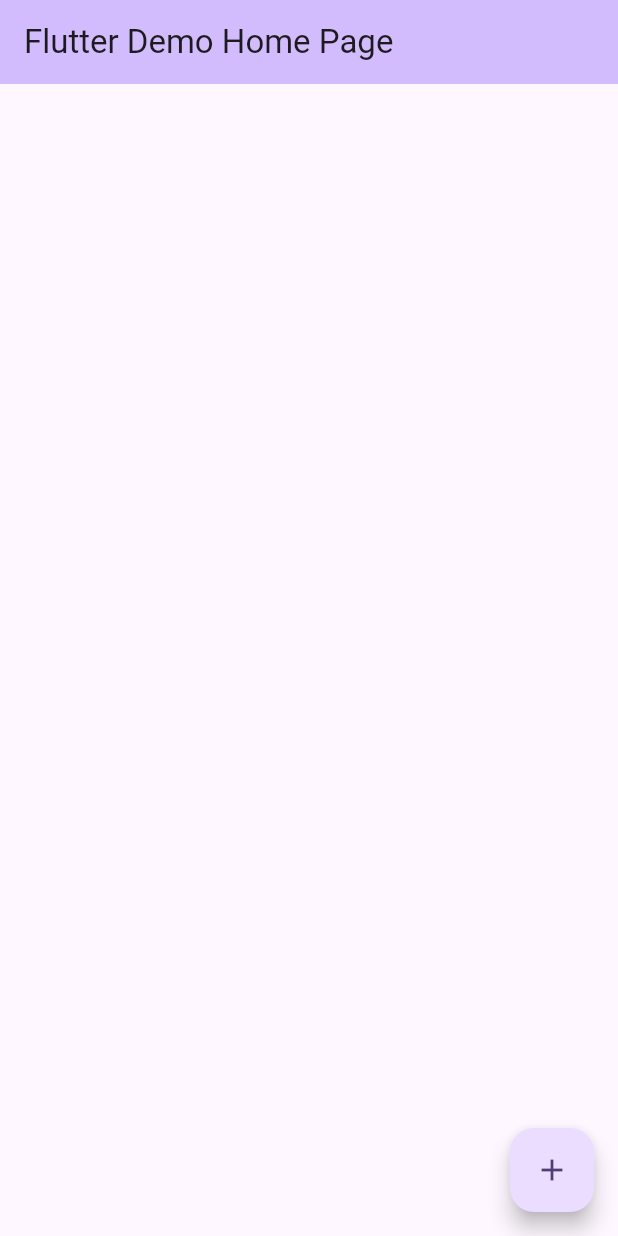
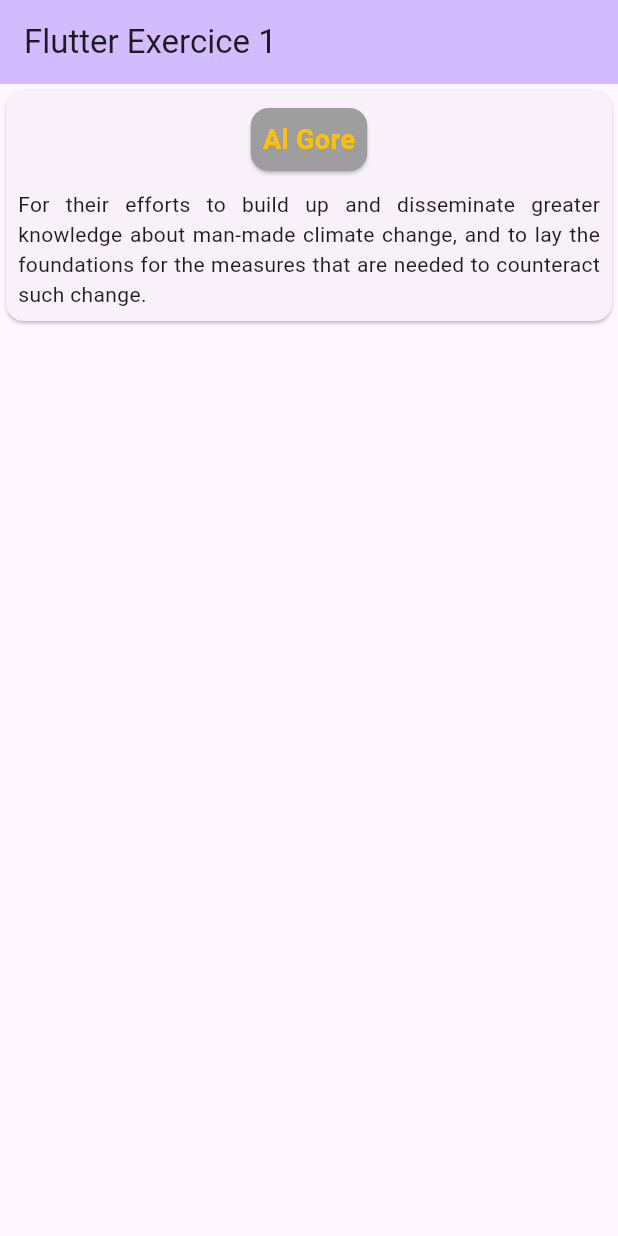
Before and after one commit to Mattofle/mobil_blocus, a Flutter app: the MyHomePage screen opened directly, on a phone screen of 412 x 824 dp. Run offline on Flutter 3.47's test engine with Material 3 defaults, Android fonts, the phone set to English and light mode, and no system bars.

Commit message:
F02.2 Affichage d'une propriété

```diff
--- a/ex2/lib/main.dart
+++ b/ex2/lib/main.dart
@@ -1,4 +1,4 @@
-import 'package:ex2/property.dart';
+import 'package:ex2/home_screen.dart';
 import 'package:flutter/material.dart';
 
 void main() {
@@ -32,75 +32,7 @@ class MyApp extends StatelessWidget {
         colorScheme: ColorScheme.fromSeed(seedColor: Colors.deepPurple),
         useMaterial3: true,
       ),
-      home: const MyHomePage(title: 'Flutter Demo Home Page'),
+      home: HomeScreen(),
     );
   }
 }
-
-class MyHomePage extends StatefulWidget {
-  const MyHomePage({super.key, required this.title});
-
-  // This widget is the home page of your application. It is stateful, meaning
-  // that it has a State object (defined below) that contains fields that affect
-  // how it looks.
-
-  // This class is the configuration for the state. It holds the values (in this
-  // case the title) provided by the parent (in this case the App widget) and
-  // used by the build method of the State. Fields in a Widget subclass are
-  // always marked "final".
-
-  final String title;
-
-  @override
-  State<MyHomePage> createState() => _MyHomePageState();
-}
-
-class _MyHomePageState extends State<MyHomePage> {
-  int _counter = 0;
-
-  void _incrementCounter() {
-    setState(() {
-      // This call to setState tells the Flutter framework that something has
-      // changed in this State, which causes it to rerun the build method below
-      // so that the display can reflect the updated values. If we changed
-      // _counter without calling setState(), then the build method would not be
-      // called again, and so nothing would appear to happen.
-      _counter++;
-    });
-  }
-
-  @override
-  Widget build(BuildContext context) {
-    // This method is rerun every time setState is called, for instance as done
-    // by the _incrementCounter method above.
-    //
-    // The Flutter framework has been optimized to make rerunning build methods
-    // fast, so that you can just rebuild anything that needs updating rather
-    // than having to individually change instances of widgets.
-    return Scaffold(
-      appBar: AppBar(
-        // TRY THIS: Try changing the color here to a specific color (to
-        // Colors.amber, perhaps?) and trigger a hot reload to see the AppBar
-        // change color while the other colors stay the same.
-        backgroundColor: Theme.of(context).colorScheme.inversePrimary,
-        // Here we take the value from the MyHomePage object that was created by
-        // the App.build method, and use it to set our appbar title.
-        title: Text(widget.title),
-      ),
-      body: Center(
-        // Center is a layout widget. It takes a single child and positions it
-        // in the middle of the parent.
-        child: Column(
-          children: [
-
-          ],
-        ),
-      ),
-      floatingActionButton: FloatingActionButton(
-        onPressed: _incrementCounter,
-        tooltip: 'Increment',
-        child: const Icon(Icons.add),
-      ), // This trailing comma makes auto-formatting nicer for build methods.
-    );
-  }
-}
```
Also changed, not shown: ex2/lib/home_screen.dart (added, +37 -0 lines), ex2/lib/porpertyWidget.dart (added, +25 -0 lines), ex2/lib/property.dart (+3 -12 lines).
